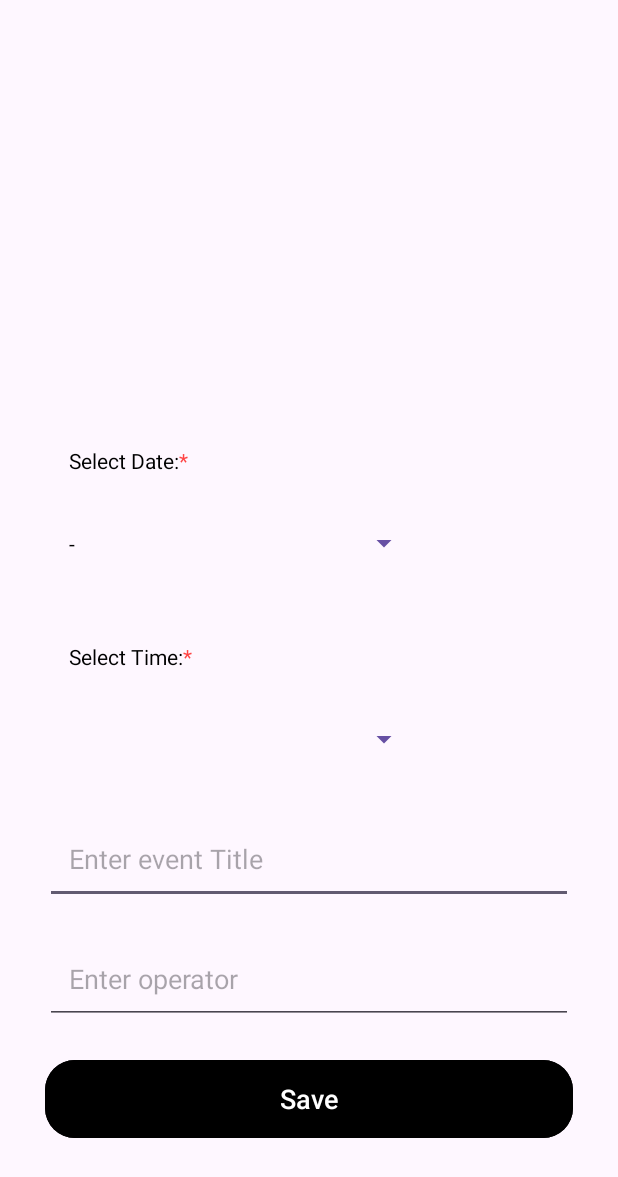
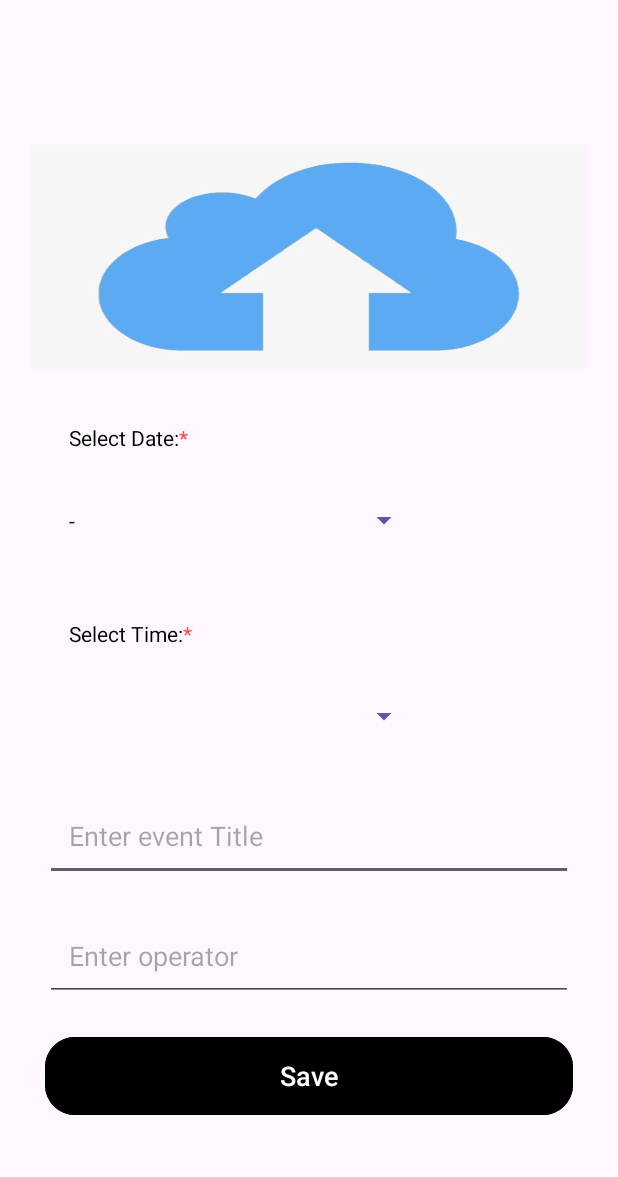
Before and after one commit to KinnHoe/assignment-ocean, an Android app: the EventActivity screen opened directly, with no data from a screen before it, on a phone screen of 412 x 824 dp. Shown: the top 1177 px of the screen. Run offline under Robolectric (Android 15) with nearby library versions, the light colour scheme and no system bars; our stand-ins replace Firebase (no records; nobody signed in at launch, a user with empty details on screens opened directly).

Commit message:
add image and time to firebase

```diff
--- a/admin/src/main/java/com/example/admin/data/Event.kt
+++ b/admin/src/main/java/com/example/admin/data/Event.kt
@@ -27,6 +27,9 @@ data class Event(
     @ColumnInfo(name = "eventTime")
     var eventTime: String = "",
 
+    @ColumnInfo(name = "eventImage")
+    var eventImage: String = "",
+
 
 
 
--- a/admin/src/main/res/layout/activity_event.xml
+++ b/admin/src/main/res/layout/activity_event.xml
@@ -10,13 +10,23 @@
     android:gravity="center_vertical"
     tools:context=".EventActivity">
 
+
     <LinearLayout
+
         android:layout_width="match_parent"
         android:layout_height="wrap_content"
         android:orientation="vertical"
-        android:layout_marginTop="200dp"
+        android:layout_marginTop="10dp"
         android:layout_gravity="center_horizontal"
         android:padding="20dp">
+
+        <ImageView
+            android:layout_width="match_parent"
+            android:layout_height="150dp"
+            android:src="@drawable/uploadeventimage"
+            android:id="@+id/uploadEventImage"
+            android:layout_marginTop="10dp"
+            android:scaleType="fitXY"/>
 
         <LinearLayout
         android:layout_width="match_parent"
```
Also changed, not shown: admin/src/main/java/com/example/admin/EventActivity.kt (+58 -5 lines), admin/src/main/res/layout/progress_layout.xml (added, +23 -0 lines), admin/src/main/res/drawable/uploadeventimage.png (added).
